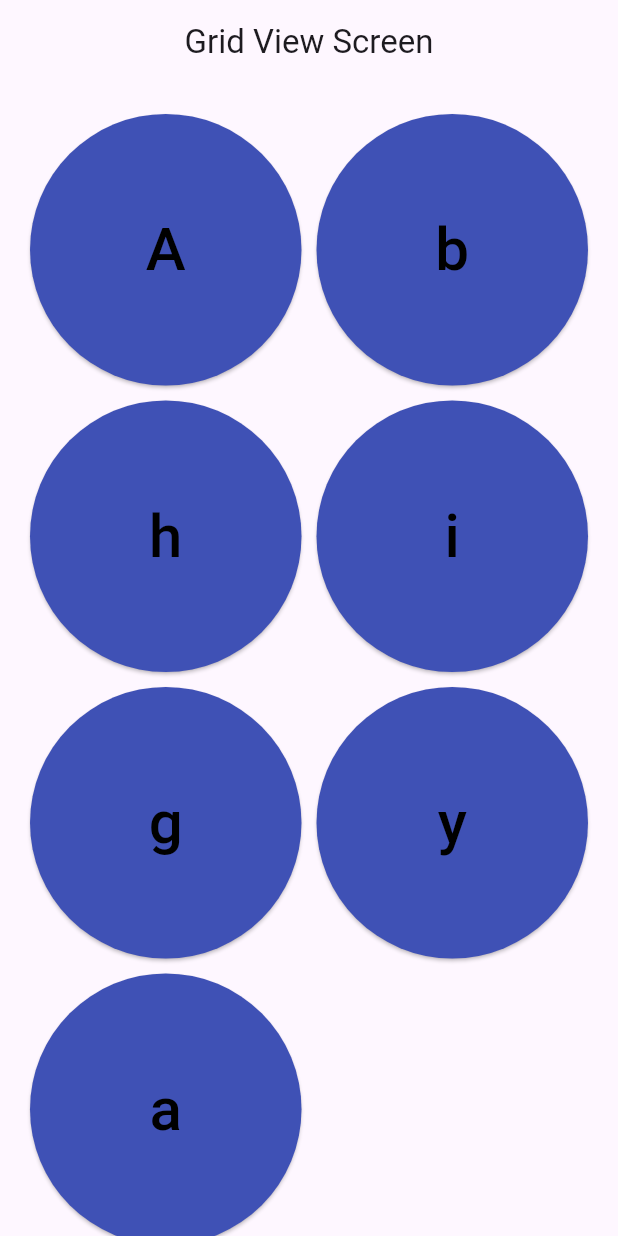
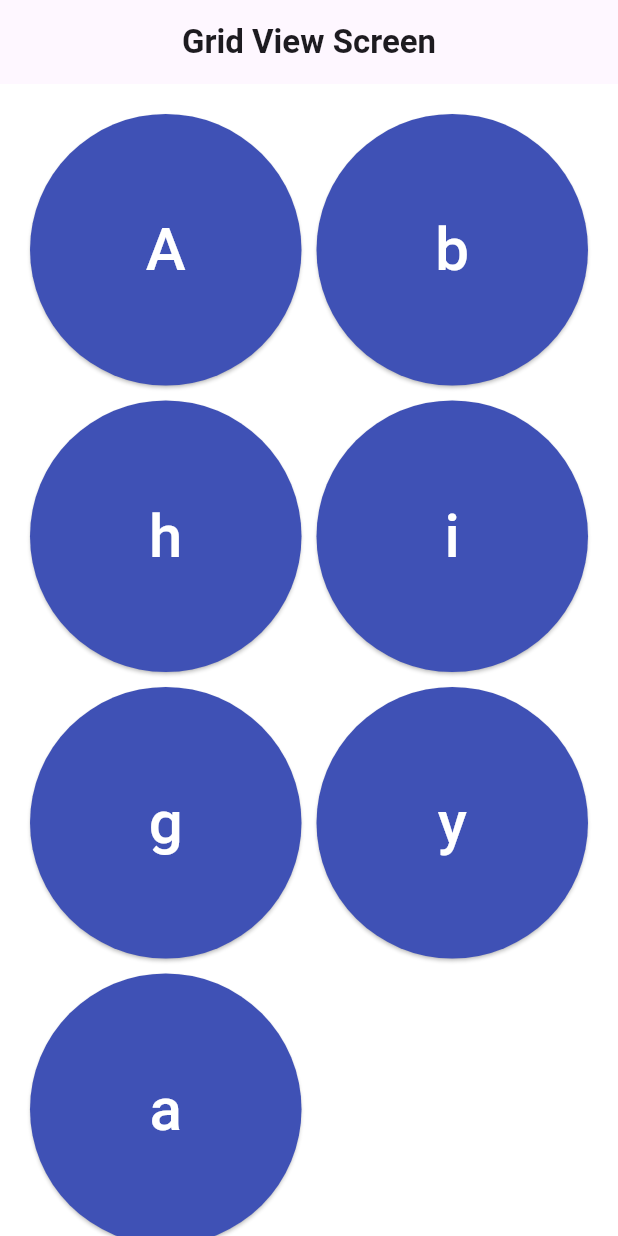
Before and after one commit to AbhigyaShrestha2060/class_test_AbhigyaShrestha_220028, a Flutter app: the screen it shows after launch, on a phone screen of 412 x 824 dp. Run offline on Flutter 3.47's test engine with Material 3 defaults, Android fonts, the phone set to English and light mode, and no system bars.

Commit message:
changed color

```diff
--- a/lib/common/my_button.dart
+++ b/lib/common/my_button.dart
@@ -32,14 +32,14 @@ class _MyButtonState extends State<MyButton> {
         style: ButtonStyle(
           backgroundColor: MaterialStateProperty.all<Color>(isFirstClick
                   ? Colors.indigo
-                  : Colors.pink // Change color on first click
+                  : Colors.red // Change color on first click
               ),
         ),
         child: Center(
             child: Text(
           widget.text,
           style: const TextStyle(
-            color: Colors.black,
+            color: Colors.white,
             fontSize: 40,
           ),
         )),
--- a/lib/screen/grid_view_screen.dart
+++ b/lib/screen/grid_view_screen.dart
@@ -10,8 +10,12 @@ class GridViewScreen extends StatelessWidget {
   @override
   Widget build(BuildContext context) {
     return Scaffold(
+      backgroundColor: Colors.white,
       appBar: AppBar(
-        title: const Text('Grid View Screen'),
+        title: const Text(
+          'Grid View Screen',
+          style: TextStyle(fontWeight: FontWeight.bold),
+        ),
         centerTitle: true,
       ),
       body: GridView.count(
--- a/lib/screen/splash_screen.dart
+++ b/lib/screen/splash_screen.dart
@@ -26,10 +26,12 @@ class _SplashScreenState extends State<SplashScreen> {
   @override
   Widget build(BuildContext context) {
     return const Scaffold(
+      backgroundColor: Colors.black12,
       body: Center(
         child: Text(
           "Welcome Abhigya",
-          style: TextStyle(fontSize: 40, fontWeight: FontWeight.bold),
+          style: TextStyle(
+              fontSize: 30, fontWeight: FontWeight.bold, color: Colors.white),
         ),
       ),
     );
```
